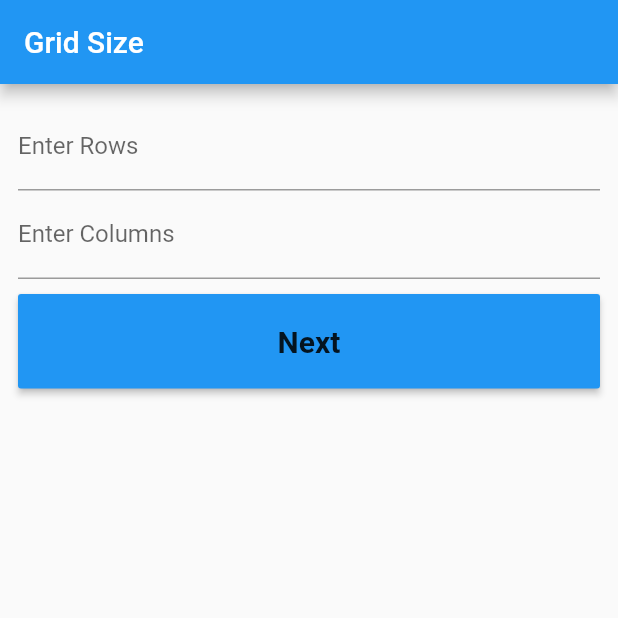
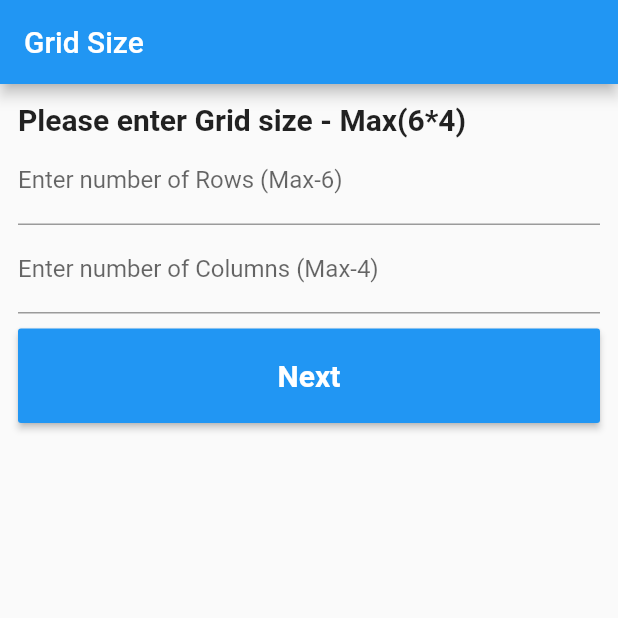
Before and after one commit to mudassar-ui/MobigicTask, a Flutter app: the screen it shows after launch, on a phone screen of 412 x 824 dp, the top half of it. Run offline on Flutter 3.47's test engine with Material 2 defaults, Android fonts, the phone set to English and light mode, and no system bars.

Commit message:
Mobigic task

```diff
--- a/lib/grid_size.dart
+++ b/lib/grid_size.dart
@@ -1,4 +1,5 @@
 import 'package:flutter/material.dart';
+import 'package:flutter/services.dart';
 import 'package:mobigic_task/grid_text.dart';
 
 class GridSize extends StatefulWidget {
@@ -27,13 +28,21 @@ class _GridSizeState extends State<GridSize> {
           key: _form,
           child: ListView(
             children: [
+              Text(
+                'Please enter Grid size - Max(6*4)',
+                style: TextStyle(fontSize: 20, fontWeight: FontWeight.bold),
+              ),
               TextFormField(
-                decoration: InputDecoration(labelText: 'Enter Rows'),
+                decoration:
+                    InputDecoration(labelText: 'Enter number of Rows (Max-6)'),
                 controller: row,
                 keyboardType: TextInputType.number,
+                inputFormatters: <TextInputFormatter>[
+                  FilteringTextInputFormatter.digitsOnly
+                ],
                 validator: (row) {
                   if (row!.isEmpty) {
-                    return 'Please provide a value.';
+                    return 'Please provide a number.';
                   }
                   if (int.parse(row) > 6) {
                     return 'value should be 6 or less than 6';
@@ -45,12 +54,13 @@ class _GridSizeState extends State<GridSize> {
                 },
               ),
               TextFormField(
-                decoration: InputDecoration(labelText: 'Enter Columns'),
+                decoration: InputDecoration(
+                    labelText: 'Enter number of Columns (Max-4)'),
                 controller: column,
                 keyboardType: TextInputType.number,
                 validator: (column) {
                   if (column!.isEmpty) {
-                    return 'Please provide a value.';
+                    return 'Please provide a number.';
                   }
                   if (int.parse(column) > 4) {
                     return 'value should be 4 or less than 4';
@@ -87,9 +97,9 @@ class _GridSizeState extends State<GridSize> {
                 child: Text(
                   "Next",
                   style: TextStyle(
-                    fontSize: 20,
-                    fontWeight: FontWeight.bold,
-                  ),
+                      fontSize: 20,
+                      fontWeight: FontWeight.bold,
+                      color: Colors.white),
                 ),
               ),
             ],
--- a/lib/grid_text.dart
+++ b/lib/grid_text.dart
@@ -85,9 +85,9 @@ class _GridTextState extends State<GridText> {
                 child: Text(
                   "Next",
                   style: TextStyle(
-                    fontSize: 20,
-                    fontWeight: FontWeight.bold,
-                  ),
+                      fontSize: 20,
+                      fontWeight: FontWeight.bold,
+                      color: Colors.white),
                 ),
               )
             ],
--- a/lib/splash.dart
+++ b/lib/splash.dart
@@ -33,7 +33,10 @@ class _SplashState extends State<Splash> {
             Container(
               child: Text(
                 'Splash Screen',
-                style: TextStyle(fontSize: 24, fontWeight: FontWeight.bold),
+                style: TextStyle(
+                    fontSize: 24,
+                    fontWeight: FontWeight.bold,
+                    color: Colors.white),
               ),
             ),
             SizedBox(
```
Also changed, not shown: lib/grid_view.dart (+9 -8 lines).
